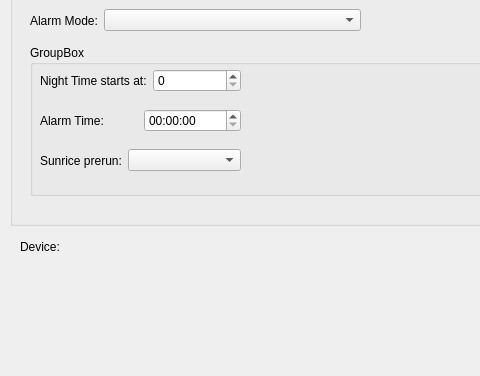
Old version of the form mainwindow.ui in the repository maxihunter/cuteClockManager; both pictures show x 0 to 480 and y 224 to 600 of the 640 by 600 pixel window.
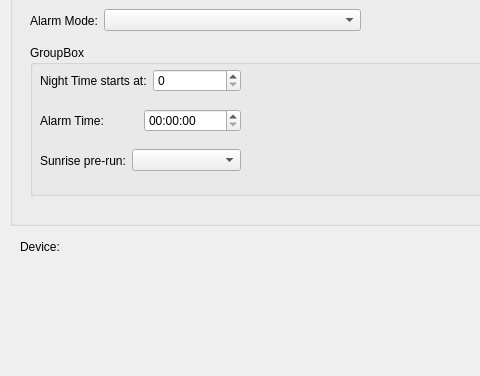
New version of the form.

What changed in the file:
```diff
--- a/mainwindow.ui
+++ b/mainwindow.ui
@@ -54,7 +54,7 @@
        <item>
         <widget class="QLabel" name="label_sunriseprerun">
          <property name="text">
-          <string>Sunrice prerun:</string>
+          <string>Sunrise pre-run:</string>
          </property>
         </widget>
        </item>
```
